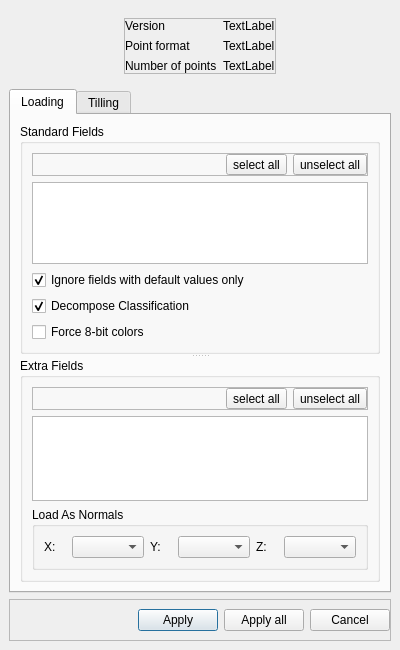
Before: the Qt Designer form plugins/core/IO/qLASIO/ui/lasopendialog.ui in CloudCompare/CloudCompare, drawn with Qt 5.
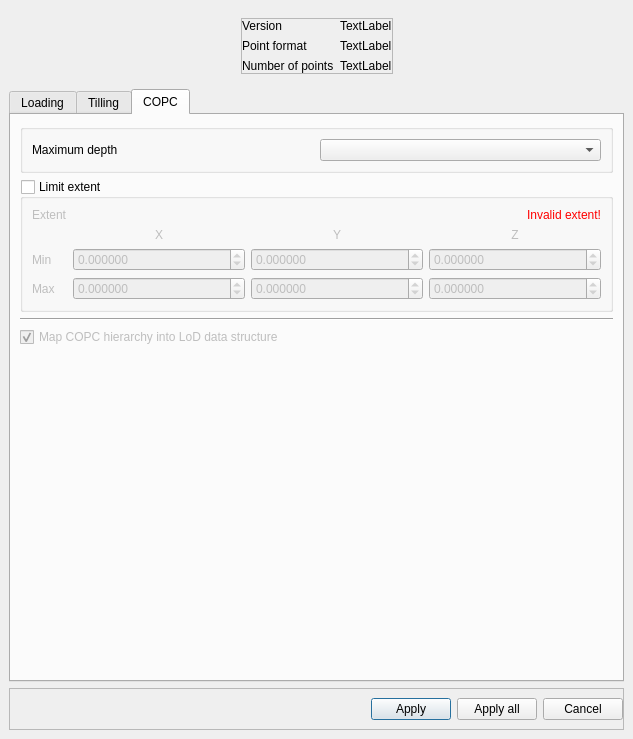
After: the same form once the commit is applied. The open tabs and pages were chosen to show the change.

Commit message: qLASIO : Initial implementation of a LASZip based COPC reader

```diff
--- a/plugins/core/IO/qLASIO/ui/lasopendialog.ui
+++ b/plugins/core/IO/qLASIO/ui/lasopendialog.ui
@@ -6,8 +6,8 @@
    <rect>
     <x>0</x>
     <y>0</y>
-    <width>400</width>
-    <height>650</height>
+    <width>633</width>
+    <height>739</height>
    </rect>
   </property>
   <property name="windowTitle">
@@ -519,6 +519,240 @@
           </item>
          </layout>
         </widget>
+        <widget class="QWidget" name="copcTab">
+         <property name="enabled">
+          <bool>true</bool>
+         </property>
+         <attribute name="title">
+          <string>COPC</string>
+         </attribute>
+         <layout class="QVBoxLayout" name="verticalLayout_10">
+          <item>
+           <widget class="QGroupBox" name="copcMaxDepthGroupBox">
+            <layout class="QHBoxLayout" name="copcTabHorizontalLayout">
+             <property name="sizeConstraint">
+              <enum>QLayout::SetDefaultConstraint</enum>
+             </property>
+             <item>
+              <widget class="QLabel" name="copcDepthLabel">
+               <property name="text">
+                <string>Maximum depth</string>
+               </property>
+              </widget>
+             </item>
+             <item>
+              <widget class="QComboBox" name="copcDepthComboBox"/>
+             </item>
+            </layout>
+           </widget>
+          </item>
+          <item>
+           <widget class="QGroupBox" name="copcExtentGroupBox">
+            <property name="enabled">
+             <bool>true</bool>
+            </property>
+            <property name="title">
+             <string>Limit extent</string>
+            </property>
+            <property name="checkable">
+             <bool>true</bool>
+            </property>
+            <property name="checked">
+             <bool>false</bool>
+            </property>
+            <layout class="QGridLayout" name="gridLayout_3">
+             <item row="2" column="2">
+              <widget class="QDoubleSpinBox" name="copcExtentSpinMinY">
+               <property name="decimals">
+                <number>6</number>
+               </property>
+               <property name="minimum">
+                <double>-1000000000.000000000000000</double>
+               </property>
+               <property name="maximum">
+                <double>1000000000.000000000000000</double>
+               </property>
+              </widget>
+             </item>
+             <item row="1" column="4">
+              <widget class="QLabel" name="copcExtentLabelZ">
+               <property name="text">
+                <string>Z</string>
+               </property>
+               <property name="alignment">
+                <set>Qt::AlignCenter</set>
+               </property>
+              </widget>
+             </item>
+             <item row="2" column="0">
+              <widget class="QLabel" name="copcExtentLabelMin">
+               <property name="sizePolicy">
+                <sizepolicy hsizetype="Maximum" vsizetype="Preferred">
+                 <horstretch>0</horstretch>
+                 <verstretch>0</verstretch>
+                </sizepolicy>
+               </property>
+               <property name="text">
+                <string>Min</string>
+               </property>
+              </widget>
+             </item>
+             <item row="1" column="2">
+              <widget class="QLabel" name="copcExtentLabelY">
+               <property name="text">
+                <string>Y</string>
+               </property>
+               <property name="alignment">
+                <set>Qt::AlignCenter</set>
+               </property>
+              </widget>
+             </item>
+             <item row="5" column="2">
+              <widget class="QDoubleSpinBox" name="copcExtentSpinMaxY">
+               <property name="decimals">
+                <number>6</number>
+               </property>
+               <property name="minimum">
+                <double>-1000000000.000000000000000</double>
+               </property>
+               <property name="maximum">
+                <double>1000000000.000000000000000</double>
+               </property>
+              </widget>
+             </item>
+             <item row="5" column="1">
+              <widget class="QDoubleSpinBox" name="copcExtentSpinMaxX">
+               <property name="decimals">
+                <number>6</number>
+               </property>
+               <property name="minimum">
+                <double>-1000000000.000000000000000</double>
+               </property>
+               <property name="maximum">
+                <double>1000000000.000000000000000</double>
+               </property>
+              </widget>
+             </item>
+             <item row="5" column="0">
+              <widget class="QLabel" name="copcExtentLabelMax">
+               <property name="text">
+                <string>Max</string>
+               </property>
+              </widget>
+             </item>
+             <item row="2" column="1">
+              <widget class="QDoubleSpinBox" name="copcExtentSpinMinX">
+               <property name="decimals">
+                <number>6</number>
+               </property>
+               <property name="minimum">
+                <double>-1000000000.000000000000000</double>
+               </property>
+               <property name="maximum">
+                <double>1000000000.000000000000000</double>
+               </property>
+              </widget>
+             </item>
+             <item row="2" column="4">
+              <widget class="QDoubleSpinBox" name="copcExtentSpinMinZ">
+               <property name="decimals">
+                <number>6</number>
+               </property>
+               <property name="minimum">
+                <double>-1000000000.000000000000000</double>
+               </property>
+               <property name="maximum">
+                <double>1000000000.000000000000000</double>
+               </property>
+              </widget>
+             </item>
+             <item row="1" column="1">
+              <widget class="QLabel" name="copcExtentLabelX">
+               <property name="sizePolicy">
+                <sizepolicy hsizetype="Preferred" vsizetype="Preferred">
+                 <horstretch>0</horstretch>
+                 <verstretch>0</verstretch>
+                </sizepolicy>
+               </property>
+               <property name="text">
+                <string>X</string>
+               </property>
+               <property name="alignment">
+                <set>Qt::AlignCenter</set>
+               </property>
+              </widget>
+             </item>
+             <item row="5" column="4">
+              <widget class="QDoubleSpinBox" name="copcExtentSpinMaxZ">
+               <property name="decimals">
+                <number>6</number>
+               </property>
+               <property name="minimum">
+                <double>-1000000000.000000000000000</double>
+               </property>
+               <property name="maximum">
+                <double>1000000000.000000000000000</double>
+               </property>
+              </widget>
+             </item>
+             <item row="0" column="0">
+              <widget class="QLabel" name="copcLabelExtent">
+               <property name="text">
+                <string>Extent</string>
+               </property>
+              </widget>
+             </item>
+             <item row="0" column="4">
+              <widget class="QLabel" name="copcLabelWarningExtent">
+               <property name="styleSheet">
+                <string notr="true">color: red;</string>
+               </property>
+               <property name="text">
+                <string>Invalid extent!</string>
+               </property>
+               <property name="alignment">
+                <set>Qt::AlignRight|Qt::AlignTrailing|Qt::AlignVCenter</set>
+               </property>
+              </widget>
+             </item>
+            </layout>
+           </widget>
+          </item>
+          <item>
+           <widget class="Line" name="line">
+            <property name="orientation">
+             <enum>Qt::Horizontal</enum>
+            </property>
+           </widget>
+          </item>
+          <item>
+           <widget class="QCheckBox" name="copcLoDCheckbox">
+            <property name="enabled">
+             <bool>false</bool>
+            </property>
+            <property name="text">
+             <string>Map COPC hierarchy into LoD data structure</string>
+            </property>
+            <property name="checked">
+             <bool>true</bool>
+            </property>
+           </widget>
+          </item>
+          <item>
+           <spacer name="verticalSpacer_2">
+            <property name="orientation">
+             <enum>Qt::Vertical</enum>
+            </property>
+            <property name="sizeHint" stdset="0">
+             <size>
+              <width>20</width>
+              <height>40</height>
+             </size>
+            </property>
+           </spacer>
+          </item>
+         </layout>
+        </widget>
        </widget>
       </item>
       <item>
```
The commit also changes 11 other files.
